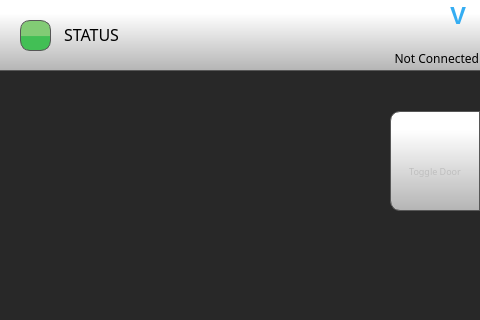
Qt form octoprint_Volterra400Dual2022TouchUI/mainGUI.ui (lazy-b0nes2006/Volterra400Dual2022TouchUI) before a commit; both pictures show x 0 to 480 and y 0 to 320 of the 480 by 800 pixel window.
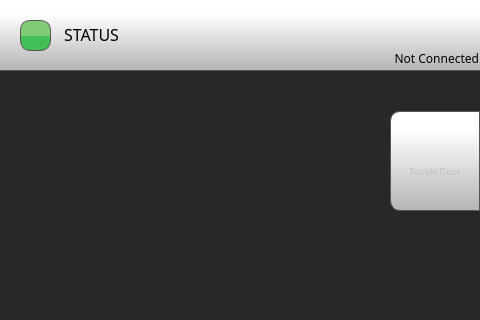
The same form after that commit. The open tabs and pages were chosen to show the change. Icons and pictures are not drawn.

Patch:
```diff
--- a/octoprint_Volterra400Dual2022TouchUI/mainGUI.ui
+++ b/octoprint_Volterra400Dual2022TouchUI/mainGUI.ui
@@ -1798,46 +1798,6 @@
        <enum>Qt::Horizontal</enum>
       </property>
      </widget>
-     <widget class="QLabel" name="virtualPrinterMode">
-      <property name="enabled">
-       <bool>false</bool>
-      </property>
-      <property name="geometry">
-       <rect>
-        <x>450</x>
-        <y>0</y>
-        <width>21</width>
-        <height>31</height>
-       </rect>
-      </property>
-      <property name="font">
-       <font>
-        <pointsize>18</pointsize>
-        <weight>75</weight>
-        <bold>true</bold>
-       </font>
-      </property>
-      <property name="styleSheet">
-       <string notr="true">
-background-color: rgba(255, 255, 255, 0);
-color:  qlineargradient(spread:pad, x1:0.517, y1:0, x2:0.522, y2:0, stop:0.0336134 rgba(74, 183, 255, 255), stop:1 rgba(53, 173, 242, 255));;
-font-size: 18pt;
-font-weight: bold;
-</string>
-      </property>
-      <property name="text">
-       <string>V</string>
-      </property>
-      <property name="scaledContents">
-       <bool>true</bool>
-      </property>
-      <property name="alignment">
-       <set>Qt::AlignLeading|Qt::AlignLeft|Qt::AlignVCenter</set>
-      </property>
-      <property name="wordWrap">
-       <bool>true</bool>
-      </property>
-     </widget>
      <widget class="QLabel" name="ipStatus">
       <property name="geometry">
        <rect>
```
Left out of the diff: 43 changed lines with no effect on the pictures.
